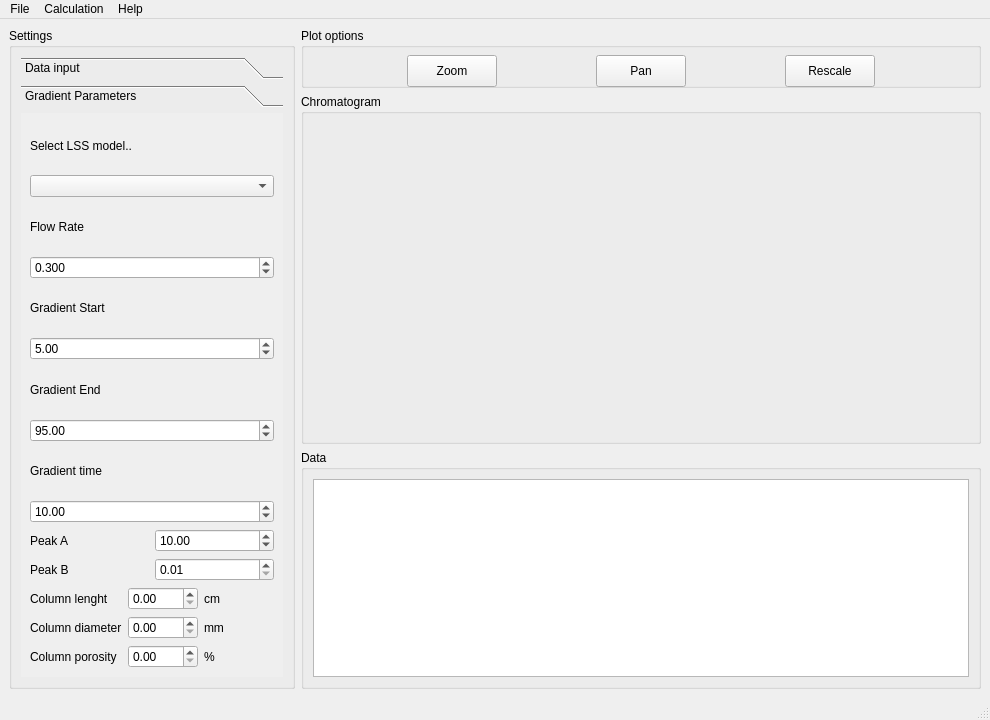
gmrandazzo/PyLSS, file gui/mainwindow.ui: the form before one commit.
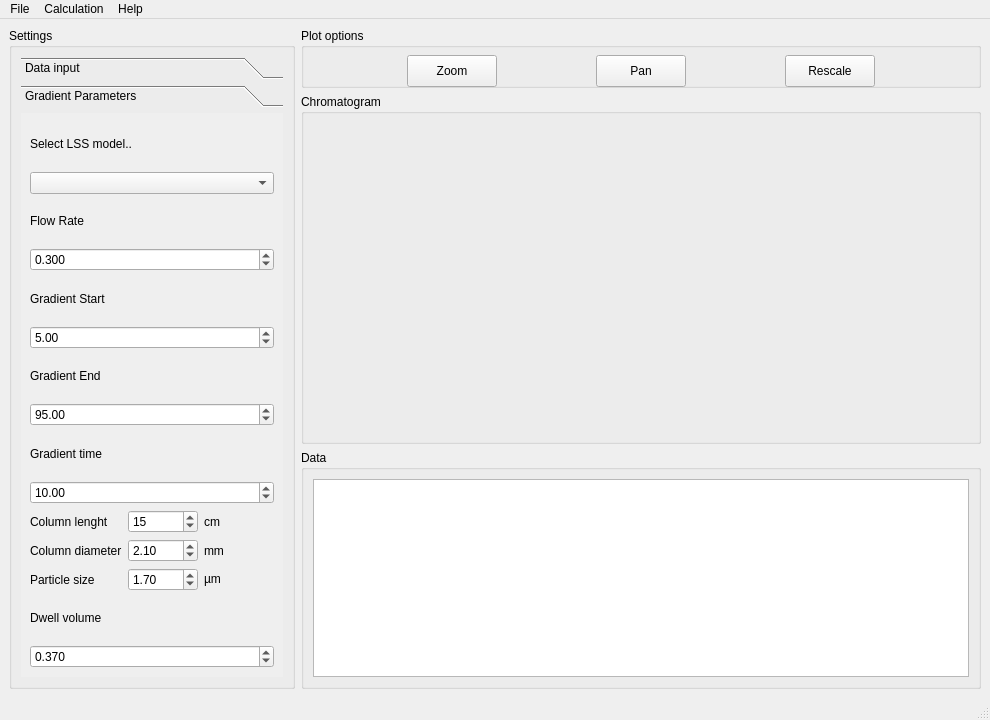
The form after the commit. The open tabs and pages were chosen to show the change.

The edit to the form file:
```diff
--- a/gui/mainwindow.ui
+++ b/gui/mainwindow.ui
@@ -76,31 +76,44 @@
           <attribute name="label">
            <string>Gradient Parameters</string>
           </attribute>
-          <layout class="QVBoxLayout" name="verticalLayout">
-           <item>
-            <layout class="QGridLayout" name="gridLayout_6">
-             <item row="0" column="0">
-              <widget class="QLabel" name="label_5">
+          <layout class="QGridLayout" name="gridLayout_5">
+           <item row="6" column="0">
+            <layout class="QVBoxLayout" name="verticalLayout_2">
+             <item>
+              <widget class="QLabel" name="label_14">
                <property name="text">
-                <string>Select LSS model..</string>
+                <string>Dwell volume</string>
                </property>
               </widget>
              </item>
-             <item row="1" column="0">
-              <widget class="QComboBox" name="modelBox"/>
+             <item>
+              <widget class="QDoubleSpinBox" name="doubleSpinBox_5">
+               <property name="decimals">
+                <number>3</number>
+               </property>
+               <property name="minimum">
+                <double>0.001000000000000</double>
+               </property>
+               <property name="singleStep">
+                <double>0.050000000000000</double>
+               </property>
+               <property name="value">
+                <double>0.370000000000000</double>
+               </property>
+              </widget>
              </item>
             </layout>
            </item>
-           <item>
-            <layout class="QGridLayout" name="gridLayout_5">
-             <item row="0" column="0">
+           <item row="1" column="0">
+            <layout class="QVBoxLayout" name="verticalLayout">
+             <item>
               <widget class="QLabel" name="label">
                <property name="text">
                 <string>Flow Rate</string>
                </property>
               </widget>
              </item>
-             <item row="1" column="0">
+             <item>
               <widget class="QDoubleSpinBox" name="doubleSpinBox_1">
                <property name="decimals">
                 <number>3</number>
@@ -118,7 +131,7 @@
              </item>
             </layout>
            </item>
-           <item>
+           <item row="2" column="0">
             <layout class="QGridLayout" name="gridLayout_4">
              <item row="0" column="0">
               <widget class="QLabel" name="label_2">
@@ -139,7 +152,7 @@
              </item>
             </layout>
            </item>
-           <item>
+           <item row="3" column="0">
             <layout class="QGridLayout" name="gridLayout_3">
              <item row="0" column="0">
               <widget class="QLabel" name="label_3">
@@ -157,7 +170,7 @@
              </item>
             </layout>
            </item>
-           <item>
+           <item row="4" column="0">
             <layout class="QGridLayout" name="gridLayout_9">
              <item row="0" column="0">
               <widget class="QLabel" name="label_6">
@@ -184,52 +197,29 @@
              </item>
             </layout>
            </item>
-           <item>
-            <layout class="QGridLayout" name="gridLayout_11">
-             <item row="0" column="0">
-              <widget class="QLabel" name="label_13">
-               <property name="text">
-                <string>Peak A</string>
-               </property>
-              </widget>
-             </item>
-             <item row="0" column="1">
-              <widget class="QDoubleSpinBox" name="PeakA">
-               <property name="decimals">
-                <number>2</number>
-               </property>
-               <property name="minimum">
-                <double>0.100000000000000</double>
-               </property>
-               <property name="value">
-                <double>10.000000000000000</double>
-               </property>
-              </widget>
-             </item>
-             <item row="1" column="0">
-              <widget class="QLabel" name="label_12">
-               <property name="text">
-                <string>Peak B</string>
-               </property>
-              </widget>
-             </item>
-             <item row="1" column="1">
-              <widget class="QDoubleSpinBox" name="PeakB">
-               <property name="minimum">
-                <double>0.010000000000000</double>
-               </property>
-               <property name="singleStep">
-                <double>0.010000000000000</double>
-               </property>
-               <property name="value">
-                <double>0.010000000000000</double>
-               </property>
-              </widget>
-             </item>
-            </layout>
-           </item>
-           <item>
+           <item row="5" column="0">
             <layout class="QGridLayout" name="gridLayout_2">
+             <item row="0" column="2">
+              <widget class="QLabel" name="label_9">
+               <property name="text">
+                <string>cm</string>
+               </property>
+              </widget>
+             </item>
+             <item row="1" column="2">
+              <widget class="QLabel" name="label_10">
+               <property name="text">
+                <string>mm</string>
+               </property>
+              </widget>
+             </item>
+             <item row="2" column="2">
+              <widget class="QLabel" name="label_11">
+               <property name="text">
+                <string>&lt;html&gt;&lt;head/&gt;&lt;body&gt;&lt;p&gt;µm&lt;/p&gt;&lt;/body&gt;&lt;/html&gt;</string>
+               </property>
+              </widget>
+             </item>
              <item row="0" column="0">
               <widget class="QLabel" name="label_4">
                <property name="text">
@@ -240,7 +230,7 @@
              <item row="2" column="0">
               <widget class="QLabel" name="label_8">
                <property name="text">
-                <string>Column porosity</string>
+                <string>Particle size</string>
                </property>
               </widget>
              </item>
@@ -249,12 +239,18 @@
                <property name="decimals">
                 <number>2</number>
                </property>
+               <property name="value">
+                <double>1.700000000000000</double>
+               </property>
               </widget>
              </item>
              <item row="0" column="1">
               <widget class="QDoubleSpinBox" name="ColumnLenghtSpinBox">
                <property name="decimals">
-                <number>2</number>
+                <number>0</number>
+               </property>
+               <property name="value">
+                <double>15.000000000000000</double>
                </property>
               </widget>
              </item>
@@ -266,28 +262,25 @@
               </widget>
              </item>
              <item row="1" column="1">
-              <widget class="QDoubleSpinBox" name="CulumnDiameterSpinBox"/>
-             </item>
-             <item row="0" column="2">
-              <widget class="QLabel" name="label_9">
-               <property name="text">
-                <string>cm</string>
+              <widget class="QDoubleSpinBox" name="CulumnDiameterSpinBox">
+               <property name="value">
+                <double>2.100000000000000</double>
                </property>
               </widget>
              </item>
-             <item row="1" column="2">
-              <widget class="QLabel" name="label_10">
+            </layout>
+           </item>
+           <item row="0" column="0">
+            <layout class="QGridLayout" name="gridLayout_6">
+             <item row="0" column="0">
+              <widget class="QLabel" name="label_5">
                <property name="text">
-                <string>mm</string>
+                <string>Select LSS model..</string>
                </property>
               </widget>
              </item>
-             <item row="2" column="2">
-              <widget class="QLabel" name="label_11">
-               <property name="text">
-                <string>%</string>
-               </property>
-              </widget>
+             <item row="1" column="0">
+              <widget class="QComboBox" name="modelBox"/>
              </item>
             </layout>
            </item>
```
Left out of the diff: 15 changed lines with no effect on the pictures.
